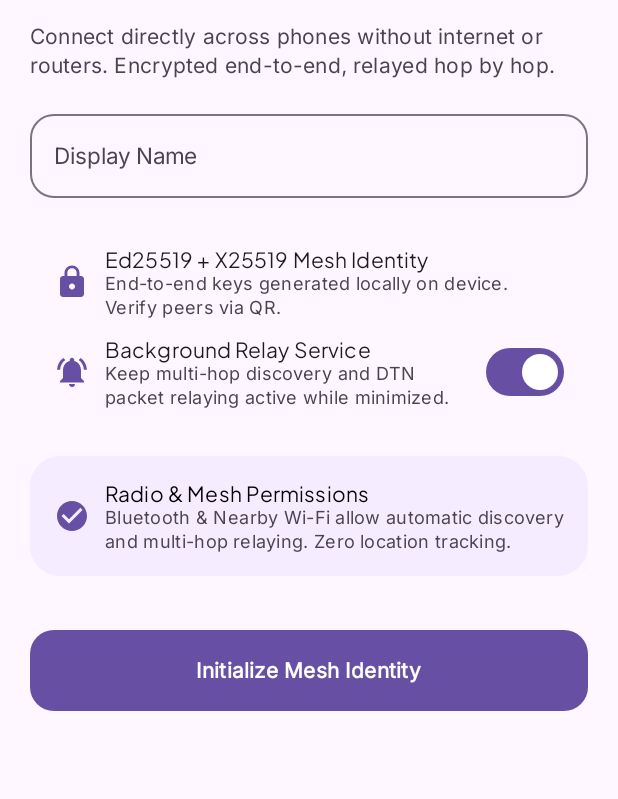
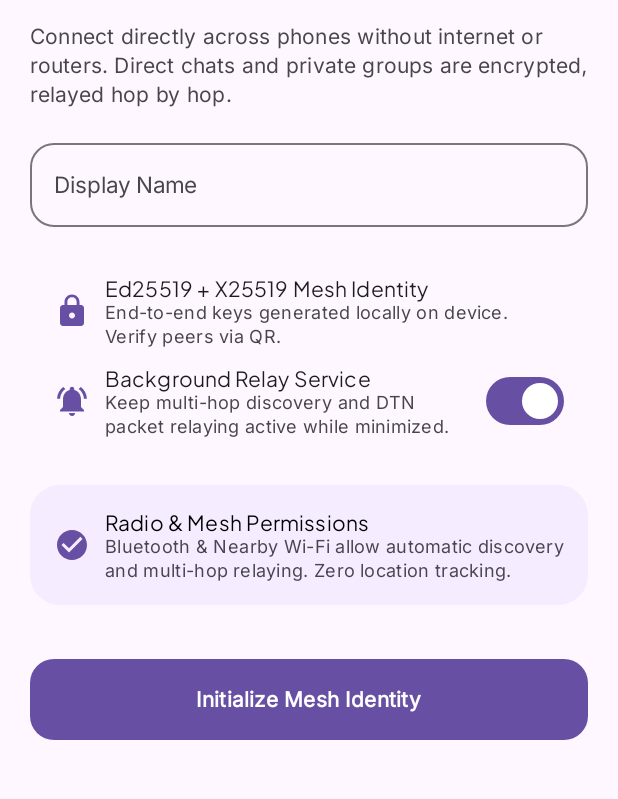
Before and after one commit to kitchen44152-star/Lanchat, an Android app built with Jetpack Compose: the screen it shows after launch (MainActivity), on a phone screen of 412 x 824 dp, the part 315-1114 px from its top. Run offline under Robolectric (Android 15) with nearby library versions, the phone set to English and light mode, and no system bars; our stand-ins replace Room's generated code, window size class; libraries missing offline, so code that uses them is left out: com.google.crypto.tink; missing, so only their content is drawn: CompositionLocalProvider; 8 statements that could not run were skipped.

Commit message:
Onboarding text: say direct chats and private groups are encrypted (broadcast is not)

```diff
--- a/app/src/main/res/values/strings.xml
+++ b/app/src/main/res/values/strings.xml
@@ -7,7 +7,7 @@
 
     <!-- Onboarding -->
     <string name="onboarding_title">Off-Grid Mesh Messaging</string>
-    <string name="onboarding_subtitle">Connect directly across phones without internet or routers. Encrypted end-to-end, relayed hop by hop.</string>
+    <string name="onboarding_subtitle">Connect directly across phones without internet or routers. Direct chats and private groups are encrypted, relayed hop by hop.</string>
     <string name="onboarding_name_label">Display Name</string>
     <string name="onboarding_name_hint">e.g., Alex · Trail Lead</string>
     <string name="onboarding_start_cta">Initialize Mesh Identity</string>
```
